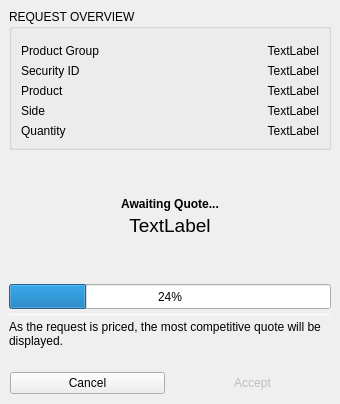
Old version of the form BlockSettleUILib/RequestingQuoteWidget.ui in the repository BlockSettle/terminal.
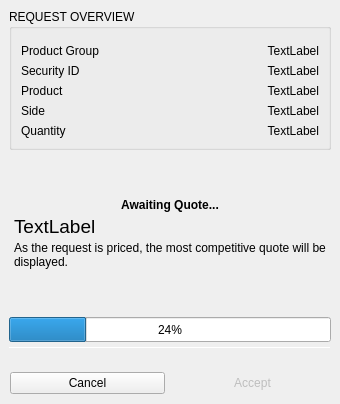
New version of the form.

Commit message: Hint moved into rounded widget.

What changed in the file:
```diff
--- a/BlockSettleUILib/RequestingQuoteWidget.ui
+++ b/BlockSettleUILib/RequestingQuoteWidget.ui
@@ -481,7 +481,7 @@
                <string>TextLabel</string>
               </property>
               <property name="alignment">
-               <set>Qt::AlignCenter</set>
+               <set>Qt::AlignLeading|Qt::AlignLeft|Qt::AlignVCenter</set>
               </property>
               <property name="wordWrap">
                <bool>true</bool>
@@ -491,6 +491,22 @@
               </property>
              </widget>
             </item>
+            <item>
+             <widget class="QLabel" name="labelHint">
+              <property name="text">
+               <string>As the request is priced, the most competitive quote will be displayed.</string>
+              </property>
+              <property name="wordWrap">
+               <bool>true</bool>
+              </property>
+              <property name="subtleLabel" stdset="0">
+               <bool>true</bool>
+              </property>
+              <property name="smallPrint" stdset="0">
+               <bool>true</bool>
+              </property>
+             </widget>
+            </item>
            </layout>
           </widget>
          </item>
@@ -551,22 +567,6 @@
            </property>
           </widget>
          </item>
-         <item>
-          <widget class="QLabel" name="labelHint">
-           <property name="text">
-            <string>As the request is priced, the most competitive quote will be displayed.</string>
-           </property>
-           <property name="wordWrap">
-            <bool>true</bool>
-           </property>
-           <property name="subtleLabel" stdset="0">
-            <bool>true</bool>
-           </property>
-           <property name="smallPrint" stdset="0">
-            <bool>true</bool>
-           </property>
-          </widget>
-         </item>
         </layout>
        </widget>
       </item>
```
